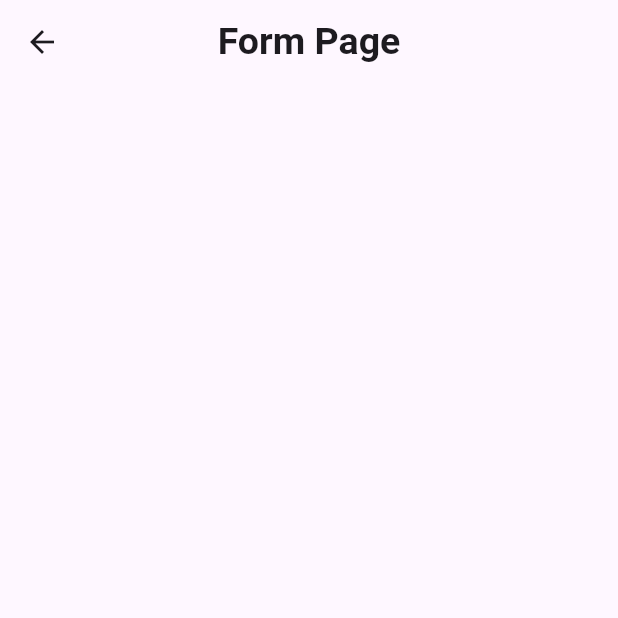
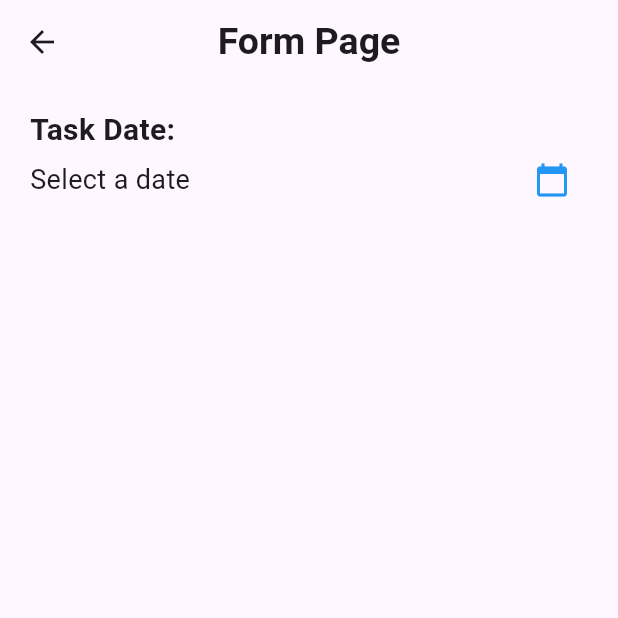
Before and after one commit to iffa28/TodoApp_0092, a Flutter app: the FormPage screen opened directly, on a phone screen of 412 x 824 dp, the top half of it. Run offline on Flutter 3.47's test engine with Material 3 defaults, Android fonts, the phone set to English and light mode, and no system bars.

Commit message:
menambahkan widget untuk menampilkan tanggal

```diff
--- a/lib/form_page.dart
+++ b/lib/form_page.dart
@@ -47,6 +47,27 @@ class _FormPageState extends State<FormPage> {
           child: Column(
             mainAxisSize: MainAxisSize.min,
             crossAxisAlignment: CrossAxisAlignment.start,
+            children: [
+              Text(
+                'Task Date:',
+                style: TextStyle(fontSize: 20, fontWeight: FontWeight.bold, height: 1,),
+              ),
+              Row(
+                children: [
+                  Expanded(
+                    child: SelectableText(
+                      selectedDate ?? 'Select a date',
+                      style: TextStyle(fontSize: 18),
+                    ),
+                  ),
+                  IconButton(
+                    onPressed: () {
+                    },
+                    icon: Icon(Icons.calendar_today, color: Colors.blue),
+                  ),
+                ],
+              ),
+            ],
           ),
         ),
       ),
```
